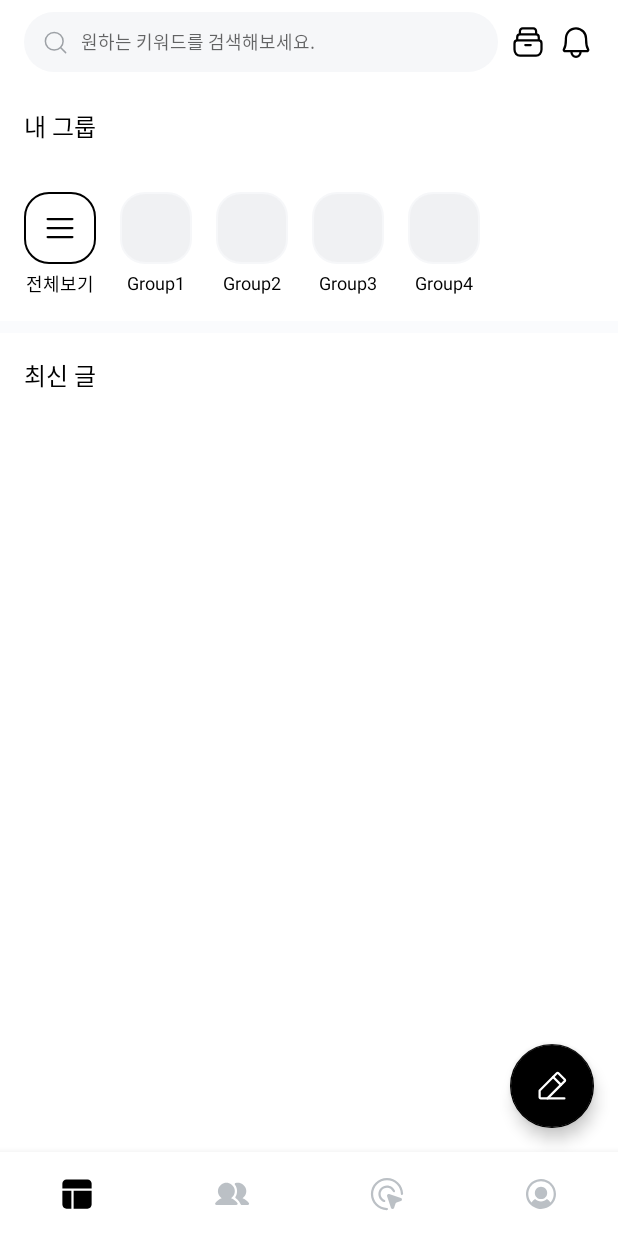
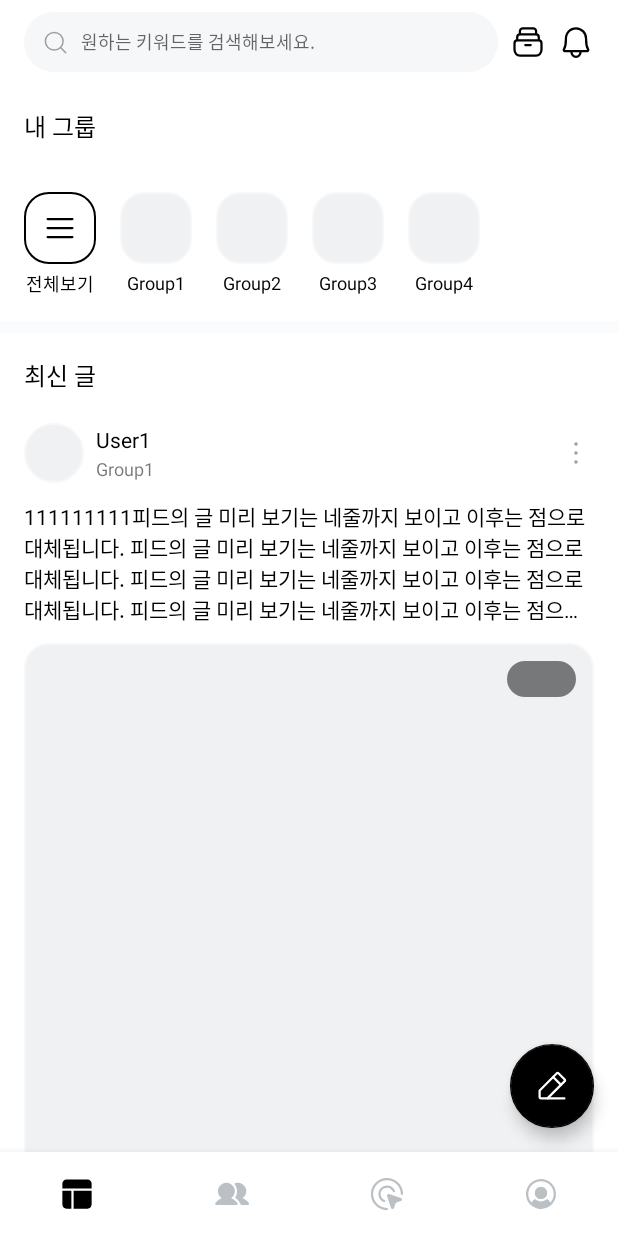
Before and after one commit to dnd-side-project/dnd-8th-4-android, an Android app: the HomeFragment screen opened directly, with no data from a screen before it, on a phone screen of 412 x 824 dp. Run offline under Robolectric (Android 15) with nearby library versions, the phone set to English and light mode, and no system bars; our stand-ins replace Timber, data binding, navigation-ui.

Commit message:
#16 [feat] 리사이클러뷰와 어댑터 연결

```diff
--- /dev/null
+++ b/app/src/main/java/com/dnd_8th_4_android/wery/data/remote/model/home/ResponsePostData.kt
@@ -0,0 +1,18 @@
+package com.dnd_8th_4_android.wery.data.remote.model.home
+
+data class ResponsePostData(
+    val success: Boolean,
+    val data: Data,
+) {
+    data class Data(
+//        val image: Int,
+        val name: String,
+        val groupName: String,
+        val content: String,
+//        val contentImage: List<Int>,
+//        val emotion: List<Int>,
+//        val comment: List<String>,
+        val time: String,
+        val hit: String,
+    )
+}
--- /dev/null
+++ b/app/src/main/java/com/dnd_8th_4_android/wery/presentation/ui/home/adapter/PostRecyclerViewAdapter.kt
@@ -0,0 +1,71 @@
+package com.dnd_8th_4_android.wery.presentation.ui.home.adapter
+
+import android.view.LayoutInflater
+import android.view.ViewGroup
+import androidx.recyclerview.widget.DiffUtil
+import androidx.recyclerview.widget.ListAdapter
+import androidx.recyclerview.widget.RecyclerView
+import com.dnd_8th_4_android.wery.data.remote.model.home.ResponsePostData
+import com.dnd_8th_4_android.wery.databinding.ItemPostBinding
+
+class PostRecyclerViewAdapter :
+    ListAdapter<ResponsePostData.Data, PostRecyclerViewAdapter.ViewHolder>(
+        diffUtil
+    ) {
+    private lateinit var binding: ItemPostBinding
+
+    class ViewHolder(private val binding: ItemPostBinding) : RecyclerView.ViewHolder(binding.root) {
+        fun bind(item: ResponsePostData.Data) {
+//            Glide.with(binding.ivFriendImage.context).load(item.image)
+//                .into(binding.ivFriendImage)
+
+            binding.tvFriendName.text = item.name
+            binding.tvFriendGroup.text = item.groupName
+            binding.tvFriendContent.text = item.content
+
+//            for (i in item.contentImage.indices) {
+//                Glide.with(binding.ivFriendPostImage.context).load(item.contentImage[i])
+//                    .into(binding.ivFriendPostImage)
+//            }
+
+
+//            binding.tvPostImageAllCount.text = item.contentImage.size
+
+//            Glide.with(binding.ivEmotionLeft.context).load(item.emotion[0])
+//                .into(binding.ivEmotionLeft)
+
+//            Glide.with(binding.ivEmotionRight.context).load(item.emotion[1])
+//                .into(binding.ivEmotionRight)
+
+//            binding.tvCommentCount.text = item.comment.size.toString()
+
+            binding.tvTime.text = item.time
+            binding.tvHit.text = item.hit
+        }
+    }
+
+    override fun onCreateViewHolder(parent: ViewGroup, viewType: Int): ViewHolder {
+        binding = ItemPostBinding.inflate(LayoutInflater.from(parent.context), parent, false)
+        return ViewHolder(binding)
+    }
+
+    override fun onBindViewHolder(holder: ViewHolder, position: Int) {
+        holder.bind(getItem(position))
+    }
+
+    object diffUtil : DiffUtil.ItemCallback<ResponsePostData.Data>() {
+        override fun areItemsTheSame(
+            oldItem: ResponsePostData.Data,
+            newItem: ResponsePostData.Data,
+        ): Boolean {
+            return oldItem.name == newItem.name
+        }
+
+        override fun areContentsTheSame(
+            oldItem: ResponsePostData.Data,
+            newItem: ResponsePostData.Data,
+        ): Boolean {
+            return oldItem == newItem
+        }
+    }
+}
--- a/app/src/main/java/com/dnd_8th_4_android/wery/presentation/ui/home/view/HomeFragment.kt
+++ b/app/src/main/java/com/dnd_8th_4_android/wery/presentation/ui/home/view/HomeFragment.kt
@@ -9,17 +9,22 @@ import androidx.core.view.isVisible
 import androidx.core.widget.doBeforeTextChanged
 import com.dnd_8th_4_android.wery.R
 import com.dnd_8th_4_android.wery.data.remote.model.home.ResponseGroupData
+import com.dnd_8th_4_android.wery.data.remote.model.home.ResponsePostData
 import com.dnd_8th_4_android.wery.databinding.FragmentHomeBinding
 import com.dnd_8th_4_android.wery.presentation.ui.base.BaseFragment
 import com.dnd_8th_4_android.wery.presentation.ui.home.adapter.GroupRecyclerViewAdapter
+import com.dnd_8th_4_android.wery.presentation.ui.home.adapter.PostRecyclerViewAdapter
 import com.dnd_8th_4_android.wery.presentation.util.MarginItemDecoration
 
 class HomeFragment : BaseFragment<FragmentHomeBinding>(R.layout.fragment_home) {
     private lateinit var groupRecyclerViewAdapter: GroupRecyclerViewAdapter
+    private lateinit var postRecyclerViewAdapter: PostRecyclerViewAdapter
+
     private lateinit var groupList: MutableList<ResponseGroupData.Data>
+    private lateinit var postList: MutableList<ResponsePostData.Data>
 
     override fun initStartView() {
-        makeGroupList()
+        makeList()
         groupRecyclerViewAdapter = GroupRecyclerViewAdapter()
         groupRecyclerViewAdapter.submitList(groupList)
         binding.activityGroup.rvMyGroup.apply {
@@ -30,6 +35,10 @@ class HomeFragment : BaseFragment<FragmentHomeBinding>(R.layout.fragment_home) {
                 )
             )
         }
+
+        postRecyclerViewAdapter = PostRecyclerViewAdapter()
+        postRecyclerViewAdapter.submitList(postList)
+        binding.activityGroup.rvMyGroupPost.adapter = postRecyclerViewAdapter
     }
 
     override fun initDataBinding() {}
@@ -55,12 +64,43 @@ class HomeFragment : BaseFragment<FragmentHomeBinding>(R.layout.fragment_home) {
         }
     }
 
-    private fun makeGroupList() {
+    private fun makeList() {
         groupList = mutableListOf(
             ResponseGroupData.Data("Group1"),
             ResponseGroupData.Data("Group2"),
             ResponseGroupData.Data("Group3"),
             ResponseGroupData.Data("Group4")
+        )
+
+        postList = mutableListOf(
+            ResponsePostData.Data(
+                "User1",
+                "Group1",
+                "111111111피드의 글 미리 보기는 네줄까지 보이고 이후는 점으로 대체됩니다. 피드의 글 미리 보기는 네줄까지 보이고 이후는 점으로 대체됩니다. 피드의 글 미리 보기는 네줄까지 보이고 이후는 점으로 대체됩니다. 피드의 글 미리 보기는 네줄까지 보이고 이후는 점으로 대체됩니다.",
+                "1H:MM",
+                "11"
+            ),
+            ResponsePostData.Data(
+                "User2",
+                "Group2",
+                "222222222피드의 글 미리 보기는 네줄까지 보이고 이후는 점으로 대체됩니다. 피드의 글 미리 보기는 네줄까지 보이고 이후는 점으로 대체됩니다. 피드의 글 미리 보기는 네줄까지 보이고 이후는 점으로 대체됩니다. 피드의 글 미리 보기는 네줄까지 보이고 이후는 점으로 대체됩니다.",
+                "2H:MM",
+                "22"
+            ),
+            ResponsePostData.Data(
+                "User3",
+                "Group3",
+                "33333333피드의 글 미리 보기는 네줄까지 보이고 이후는 점으로 대체됩니다. 피드의 글 미리 보기는 네줄까지 보이고 이후는 점으로 대체됩니다. 피드의 글 미리 보기는 네줄까지 보이고 이후는 점으로 대체됩니다. 피드의 글 미리 보기는 네줄까지 보이고 이후는 점으로 대체됩니다.",
+                "3H:MM",
+                "33"
+            ),
+            ResponsePostData.Data(
+                "User4",
+                "Group4",
+                "4444444444피드의 글 미리 보기는 네줄까지 보이고 이후는 점으로 대체됩니다. 피드의 글 미리 보기는 네줄까지 보이고 이후는 점으로 대체됩니다. 피드의 글 미리 보기는 네줄까지 보이고 이후는 점으로 대체됩니다. 피드의 글 미리 보기는 네줄까지 보이고 이후는 점으로 대체됩니다.",
+                "4H:MM",
+                "44"
+            ),
         )
     }
 
--- a/app/src/main/res/layout/activity_group.xml
+++ b/app/src/main/res/layout/activity_group.xml
@@ -30,6 +30,7 @@
                 android:layout_width="match_parent"
                 android:layout_height="wrap_content"
                 android:layout_marginTop="16dp"
+                android:clipToPadding="false"
                 android:orientation="horizontal"
                 android:padding="16dp"
                 app:layoutManager="androidx.recyclerview.widget.LinearLayoutManager"
@@ -59,8 +60,11 @@
                 android:id="@+id/rv_myGroup_post"
                 android:layout_width="match_parent"
                 android:layout_height="wrap_content"
-                android:layout_marginTop="20dp"
-                android:padding="16dp"
+                android:clipToPadding="false"
+                android:orientation="vertical"
+                android:paddingVertical="20dp"
+                android:paddingHorizontal="16dp"
+                app:layoutManager="androidx.recyclerview.widget.LinearLayoutManager"
                 app:layout_constraintTop_toBottomOf="@id/tv_recent_post" />
         </androidx.constraintlayout.widget.ConstraintLayout>
     </androidx.core.widget.NestedScrollView>
--- a/app/src/main/res/layout/item_post.xml
+++ b/app/src/main/res/layout/item_post.xml
@@ -1,7 +1,13 @@
 <?xml version="1.0" encoding="utf-8"?>
-<androidx.constraintlayout.widget.ConstraintLayout xmlns:android="http://schemas.android.com/apk/res/android"
+<layout xmlns:android="http://schemas.android.com/apk/res/android"
     xmlns:app="http://schemas.android.com/apk/res-auto"
-    xmlns:tools="http://schemas.android.com/tools"
+    xmlns:tools="http://schemas.android.com/tools">
+
+    <data>
+
+    </data>
+
+    <androidx.constraintlayout.widget.ConstraintLayout
         android:layout_width="match_parent"
         android:layout_height="wrap_content">
 
@@ -9,14 +15,12 @@
             android:id="@+id/layout_post"
             android:layout_width="match_parent"
             android:layout_height="0dp"
-        android:paddingHorizontal="16dp"
             app:layout_constraintTop_toTopOf="parent">
 
             <ImageView
                 android:id="@+id/iv_friend_image"
                 android:layout_width="40dp"
                 android:layout_height="40dp"
-            android:layout_marginTop="20dp"
                 android:src="@drawable/shape_f0f1f3_oval_f6f7f9"
                 app:layout_constraintStart_toStartOf="parent"
                 app:layout_constraintTop_toTopOf="parent" />
@@ -52,7 +56,7 @@
                 app:layout_constraintTop_toTopOf="@id/iv_friend_image" />
 
             <TextView
-            android:id="@+id/tv_friend_post"
+                android:id="@+id/tv_friend_content"
                 style="@style/TextView.Body.14.R"
                 android:layout_width="match_parent"
                 android:layout_height="wrap_content"
@@ -70,7 +74,7 @@
                 android:layout_marginTop="12dp"
                 android:adjustViewBounds="true"
                 android:src="@drawable/shape_f0f1f3_radius_16_f6f7f9"
-            app:layout_constraintTop_toBottomOf="@id/tv_friend_post" />
+                app:layout_constraintTop_toBottomOf="@id/tv_friend_content" />
 
             <ImageView
                 android:id="@+id/iv_post_image_count"
@@ -116,9 +120,19 @@
                 tools:text="N" />
 
             <ImageView
-            android:id="@+id/iv_emotion"
+                android:id="@+id/iv_emotion_left"
                 android:layout_width="18dp"
                 android:layout_height="18dp"
+                android:layout_marginTop="12.5dp"
+                android:src="@drawable/shape_f0f1f3_oval_f6f7f9"
+                app:layout_constraintStart_toStartOf="parent"
+                app:layout_constraintTop_toBottomOf="@id/iv_friend_post_image" />
+
+            <ImageView
+                android:id="@+id/iv_emotion_right"
+                android:layout_width="18dp"
+                android:layout_height="18dp"
+                android:layout_marginStart="11dp"
                 android:layout_marginTop="12.5dp"
                 android:src="@drawable/shape_f0f1f3_oval_f6f7f9"
                 app:layout_constraintStart_toStartOf="parent"
@@ -131,9 +145,9 @@
                 android:layout_height="wrap_content"
                 android:layout_marginStart="4dp"
                 android:textColor="@color/color_9da1a6"
-            app:layout_constraintBottom_toBottomOf="@id/iv_emotion"
-            app:layout_constraintStart_toEndOf="@id/iv_emotion"
-            app:layout_constraintTop_toTopOf="@id/iv_emotion"
+                app:layout_constraintBottom_toBottomOf="@id/iv_emotion_right"
+                app:layout_constraintStart_toEndOf="@id/iv_emotion_right"
+                app:layout_constraintTop_toTopOf="@id/iv_emotion_right"
                 tools:text="1" />
 
             <TextView
@@ -145,7 +159,7 @@
                 android:text="@string/home_item_post_comment"
                 android:textColor="@color/color_9da1a6"
                 app:layout_constraintStart_toEndOf="@id/tv_emotion_count"
-            app:layout_constraintTop_toTopOf="@id/iv_emotion" />
+                app:layout_constraintTop_toTopOf="@id/iv_emotion_right" />
 
             <TextView
                 android:id="@+id/tv_comment_count"
@@ -202,6 +216,12 @@
                 app:layout_constraintTop_toTopOf="@id/tv_hit"
                 tools:text="HH:MM" />
         </androidx.constraintlayout.widget.ConstraintLayout>
+
+        <View
+            android:layout_width="match_parent"
+            android:layout_height="1dp"
+            android:background="@color/color_fafbfd"
+            app:layout_constraintBottom_toTopOf="@id/layout_emotion" />
 
         <androidx.constraintlayout.widget.ConstraintLayout
             android:id="@+id/layout_emotion"
@@ -278,4 +298,11 @@
                     app:layout_constraintTop_toTopOf="parent" />
             </androidx.constraintlayout.widget.ConstraintLayout>
         </androidx.constraintlayout.widget.ConstraintLayout>
+
+        <View
+            android:layout_width="match_parent"
+            android:layout_height="8dp"
+            android:background="@color/color_fafbfd"
+            app:layout_constraintTop_toBottomOf="@id/layout_comment_write" />
     </androidx.constraintlayout.widget.ConstraintLayout>
+</layout>
```
Lines whose indentation alone changed are shown as unchanged.
